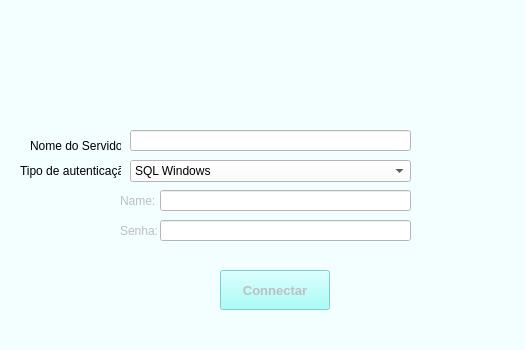
The window that SQL-login.ui (willianqf/Program-PIPELINE-) describes before a commit, drawn with Qt 5.
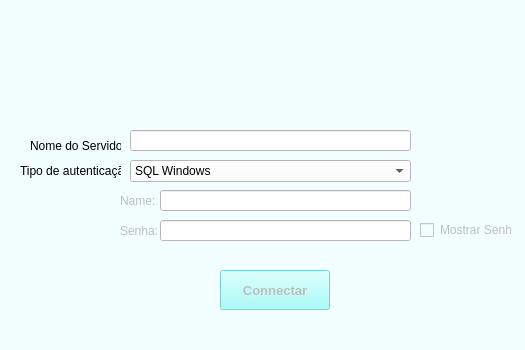
The same window after the commit. Icons and pictures are not drawn.

Commit message:
Atualizações
Apenas atualizações

```diff
--- a/SQL-login.ui
+++ b/SQL-login.ui
@@ -231,6 +231,22 @@
      <bool>true</bool>
     </property>
    </widget>
+   <widget class="QCheckBox" name="ShowSenha">
+    <property name="enabled">
+     <bool>false</bool>
+    </property>
+    <property name="geometry">
+     <rect>
+      <x>420</x>
+      <y>220</y>
+      <width>91</width>
+      <height>20</height>
+     </rect>
+    </property>
+    <property name="text">
+     <string>Mostrar Senha</string>
+    </property>
+   </widget>
   </widget>
   <widget class="QMenuBar" name="menubar">
    <property name="geometry">
```
Left out of the diff: 3 changed lines with no effect on the pictures. The commit also changes 1 other file.
